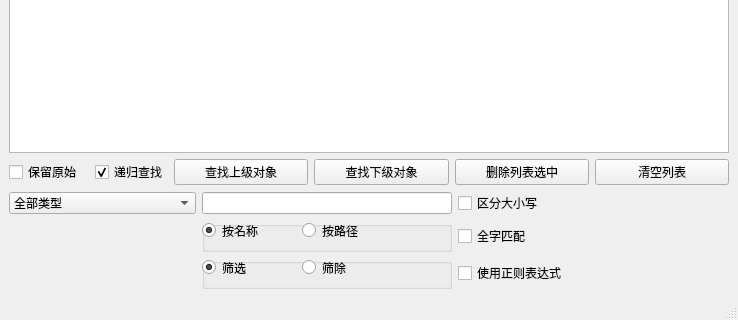
Old version of the form WAAPI_Tools/QtDesign/MainWindow.ui in the repository victor647/AudioToolkit647; both pictures show x 0 to 738 and y 258 to 578 of the 738 by 578 pixel window.
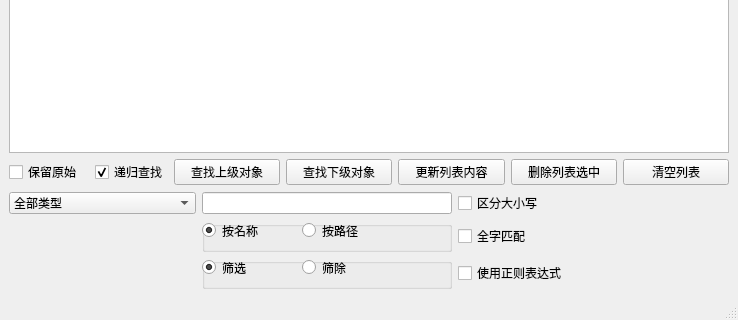
New version of the form.

Diff of the .ui file:
```diff
--- a/WAAPI_Tools/QtDesign/MainWindow.ui
+++ b/WAAPI_Tools/QtDesign/MainWindow.ui
@@ -146,6 +146,13 @@
         </property>
        </widget>
       </item>
+      <item>
+       <widget class="QPushButton" name="btnUpdateObjects">
+        <property name="text">
+         <string>更新列表内容</string>
+        </property>
+       </widget>
+      </item>
       <item>
        <widget class="QPushButton" name="btnRemoveSelection">
         <property name="text">
```
Left out of the diff: 14 changed lines with no effect on the pictures.
